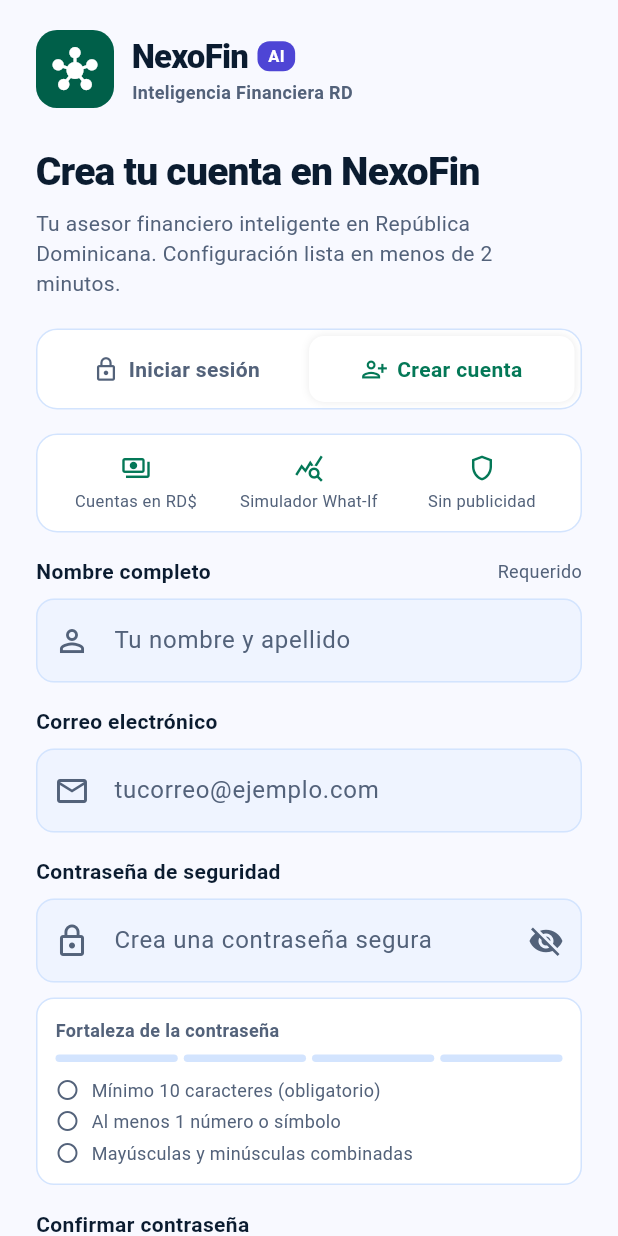
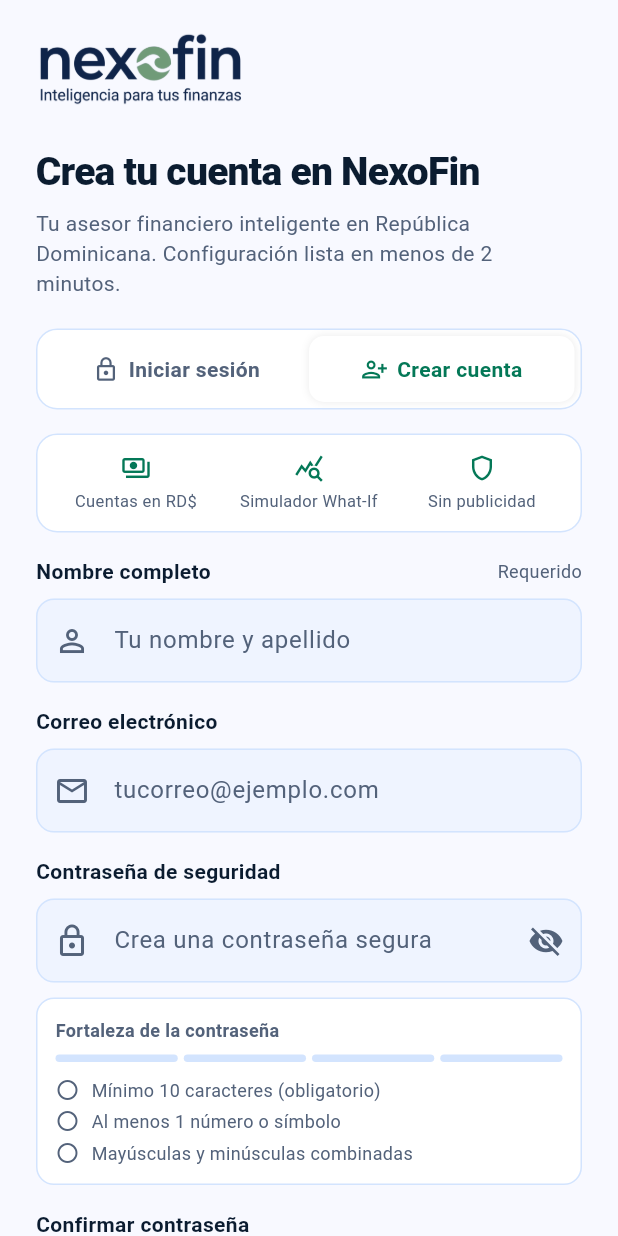
Before and after one commit to bradez-rd/nexofin, a Flutter app: the screen it shows after launch, after a tap on "Crear cuenta", on a phone screen of 412 x 824 dp. Run offline on Flutter 3.47's test engine with Material 3 defaults, Android fonts, the phone set to English and light mode, and no system bars; our stand-ins replace shared_preferences; accounts and stored records are empty; network calls fail.

Commit message:
Usar el logo de NexoFin en la app
- Logo en versión clara y oscura para el encabezado de login y registro.
- Marca (círculo verde) en la pantalla de carga y como ícono de la app en
  Android.

```diff
--- a/movil/lib/main.dart
+++ b/movil/lib/main.dart
@@ -82,10 +82,10 @@ class _SessionCheckScreenState extends State<SessionCheckScreen> {
         child: Column(
           mainAxisAlignment: MainAxisAlignment.center,
           children: [
-            Icon(
-              Icons.account_balance_wallet_rounded,
-              color: AppTheme.emeraldLight,
-              size: 56,
+            Image(
+              image: AssetImage('assets/images/logo_marca.png'),
+              width: 72,
+              semanticLabel: 'NexoFin',
             ),
             SizedBox(height: 24),
             CircularProgressIndicator(
--- a/movil/lib/widgets/auth_widgets.dart
+++ b/movil/lib/widgets/auth_widgets.dart
@@ -8,52 +8,18 @@ class AuthBrandHeader extends StatelessWidget {
 
   @override
   Widget build(BuildContext context) {
+    final dark = Theme.of(context).brightness == Brightness.dark;
     return Row(
       children: [
-        Container(
-          width: 52,
-          height: 52,
-          decoration: BoxDecoration(
-            color: AppTheme.emeraldPrimary,
-            borderRadius: BorderRadius.circular(14),
-          ),
-          child: const Icon(Icons.hub_rounded, color: Colors.white, size: 30),
-        ),
-        const SizedBox(width: 12),
         Expanded(
-          child: Column(
-            crossAxisAlignment: CrossAxisAlignment.start,
-            children: [
-              Row(
-                children: [
-                  Text(
-                    'NexoFin',
-                    style: TextStyle(
-                      fontSize: 22,
-                      fontWeight: FontWeight.w800,
-                      letterSpacing: -0.5,
-                      color: context.nx.text,
-                    ),
-                  ),
-                  const SizedBox(width: 6),
-                  Container(
-                    padding: const EdgeInsets.symmetric(horizontal: 7, vertical: 2),
-                    decoration: BoxDecoration(
-                      color: AppTheme.indigoAI,
-                      borderRadius: BorderRadius.circular(8),
-                    ),
-                    child: const Text(
-                      'AI',
-                      style: TextStyle(color: Colors.white, fontSize: 11, fontWeight: FontWeight.bold),
-                    ),
-                  ),
-                ],
-              ),
-              Text(
-                'Inteligencia Financiera RD',
-                style: TextStyle(fontSize: 12, fontWeight: FontWeight.w600, color: context.nx.muted),
-              ),
-            ],
+          child: Align(
+            alignment: Alignment.centerLeft,
+            child: Image.asset(
+              dark ? 'assets/images/logo_nexofin_dark.png' : 'assets/images/logo_nexofin.png',
+              height: 52,
+              fit: BoxFit.contain,
+              semanticLabel: 'NexoFin, inteligencia para tus finanzas',
+            ),
           ),
         ),
         if (onSettings != null)
@@ -99,11 +65,14 @@ class AuthModeTabs extends StatelessWidget {
                 children: [
                   Icon(icon, size: 18, color: selected ? context.nx.positive : context.nx.muted),
                   const SizedBox(width: 6),
-                  Text(
-                    label,
-                    style: TextStyle(
-                      fontWeight: FontWeight.w600,
-                      color: selected ? context.nx.positive : context.nx.muted,
+                  Flexible(
+                    child: Text(
+                      label,
+                      overflow: TextOverflow.ellipsis,
+                      style: TextStyle(
+                        fontWeight: FontWeight.w600,
+                        color: selected ? context.nx.positive : context.nx.muted,
+                      ),
                     ),
                   ),
                 ],
@@ -144,8 +113,16 @@ class AuthFieldLabel extends StatelessWidget {
       child: Row(
         mainAxisAlignment: MainAxisAlignment.spaceBetween,
         children: [
-          Text(label, style: TextStyle(fontWeight: FontWeight.w600, color: context.nx.text)),
-          ?trailing,
+          Flexible(
+            child: Text(label, style: TextStyle(fontWeight: FontWeight.w600, color: context.nx.text)),
+          ),
+          if (trailing != null) ...[
+            const SizedBox(width: 8),
+            // Si el aviso de la derecha no cabe en pantallas angostas, se reduce en lugar de desbordar
+            Flexible(
+              child: FittedBox(fit: BoxFit.scaleDown, alignment: Alignment.centerRight, child: trailing),
+            ),
+          ],
         ],
       ),
     );
--- a/movil/pubspec.yaml
+++ b/movil/pubspec.yaml
@@ -63,6 +63,9 @@ flutter:
   # the material Icons class.
   uses-material-design: true
 
+  assets:
+    - assets/images/
+
   # To add assets to your application, add an assets section, like this:
   # assets:
   #   - images/a_dot_burr.jpeg
```
Also changed, not shown: movil/assets/images/logo_marca.png (added), movil/assets/images/logo_nexofin.png (added), movil/assets/images/logo_nexofin_dark.png (added), 5 other files.
